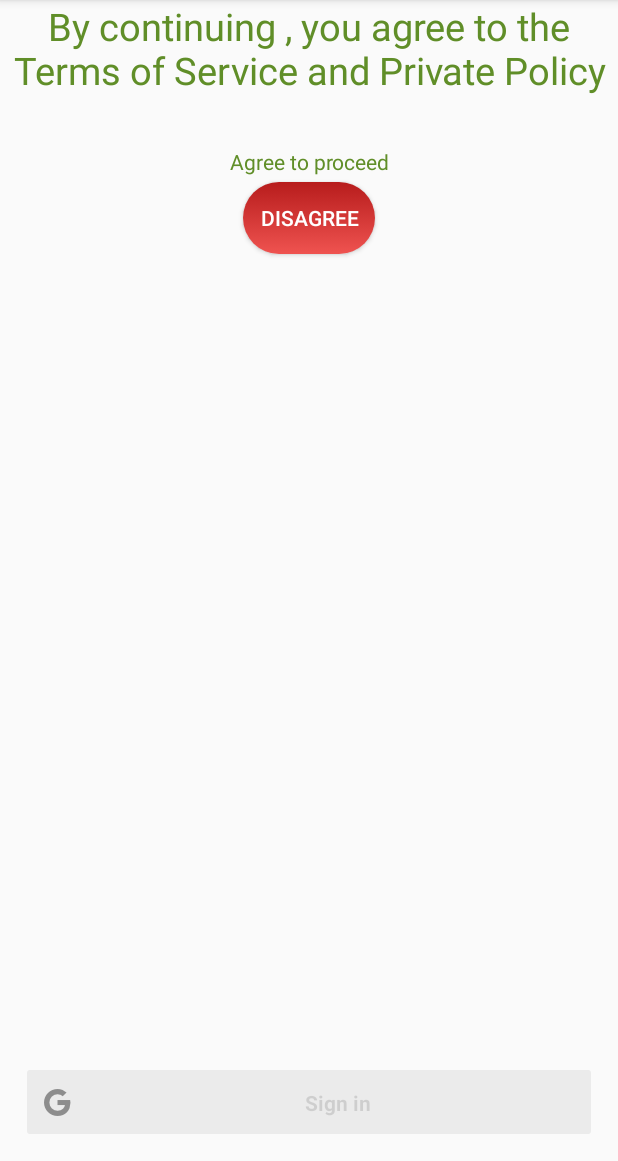
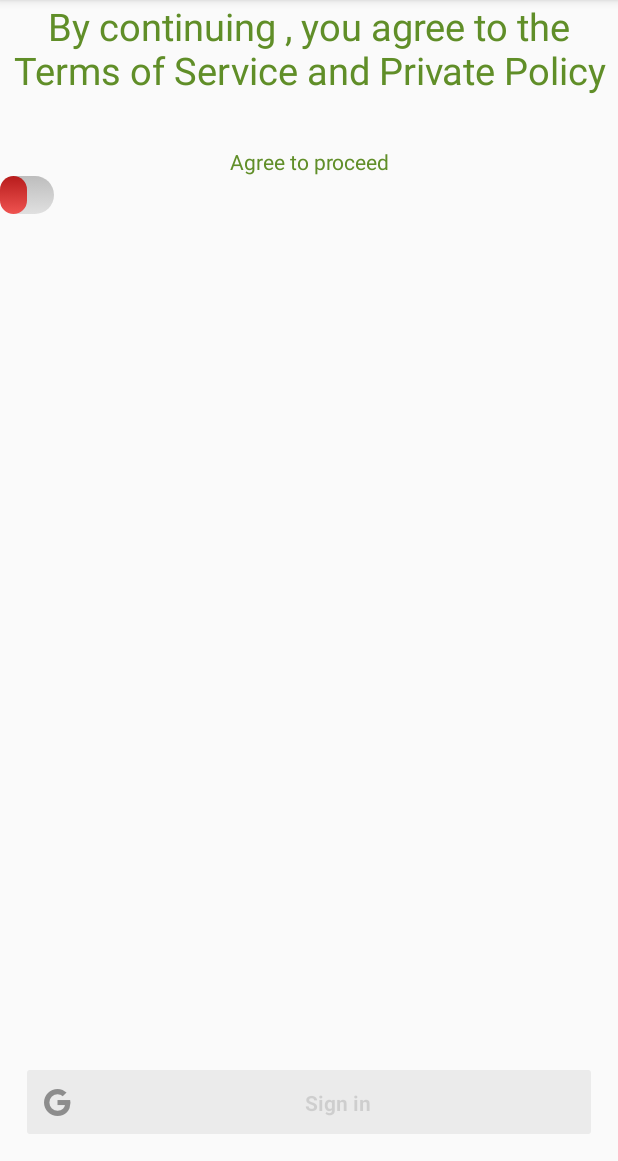
Before and after one commit to raghuwarrier/Fitness, an Android app: the TermsAndConditionsActivity screen opened directly, with no data from a screen before it, on a phone screen of 412 x 824 dp, the part 75-1236 px from its top. Run offline under Robolectric (Android 15) with nearby library versions, the phone set to English and light mode, and no system bars; 1 statement that could not run was skipped.

Commit message:
added switch

```diff
--- a/app/src/main/res/layout/activity_termsandconditions.xml
+++ b/app/src/main/res/layout/activity_termsandconditions.xml
@@ -28,17 +28,19 @@
         android:textSize="@dimen/abc_text_size_small_material"
         android:textColorLink="@color/primary_dark_material_dark" />
 
-    <ToggleButton
+    <Switch android:id="@+id/swtch"
         android:layout_width="wrap_content"
-        android:layout_height="@android:dimen/app_icon_size"
-        android:layout_below="@id/toggletext"
-        android:layout_centerHorizontal="true"
-        android:background="@drawable/toggle_off"
+        android:layout_height="wrap_content"
         android:textOn="Agree"
         android:textOff="Disagree"
-        android:onClick="toggled"
-        android:layout_marginTop="@dimen/abc_button_padding_vertical_material"
-        />
+        android:layout_below="@id/toggletext"
+        android:switchPadding="1dp"
+        android:onClick="togglestatehandler"
+        android:thumb="@drawable/customswitchselector"
+        android:track="@drawable/customtrack"
+        android:thumbTextPadding="2dp"
+        android:textStyle="bold|italic"
+        android:typeface="sans"/>
 
 
     <!--
```
